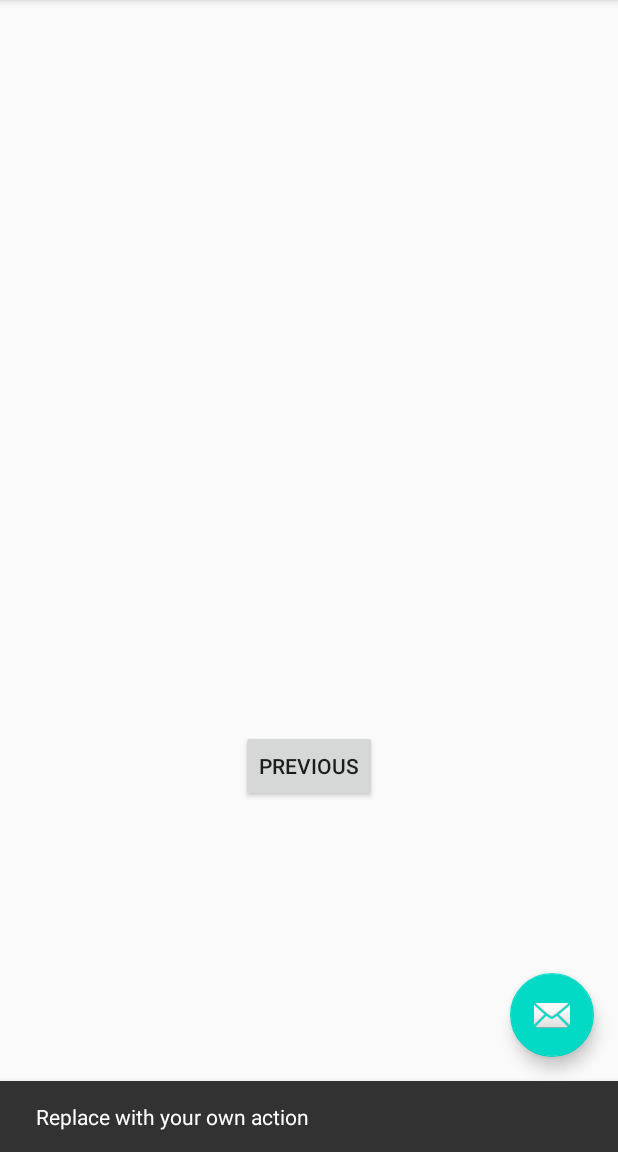
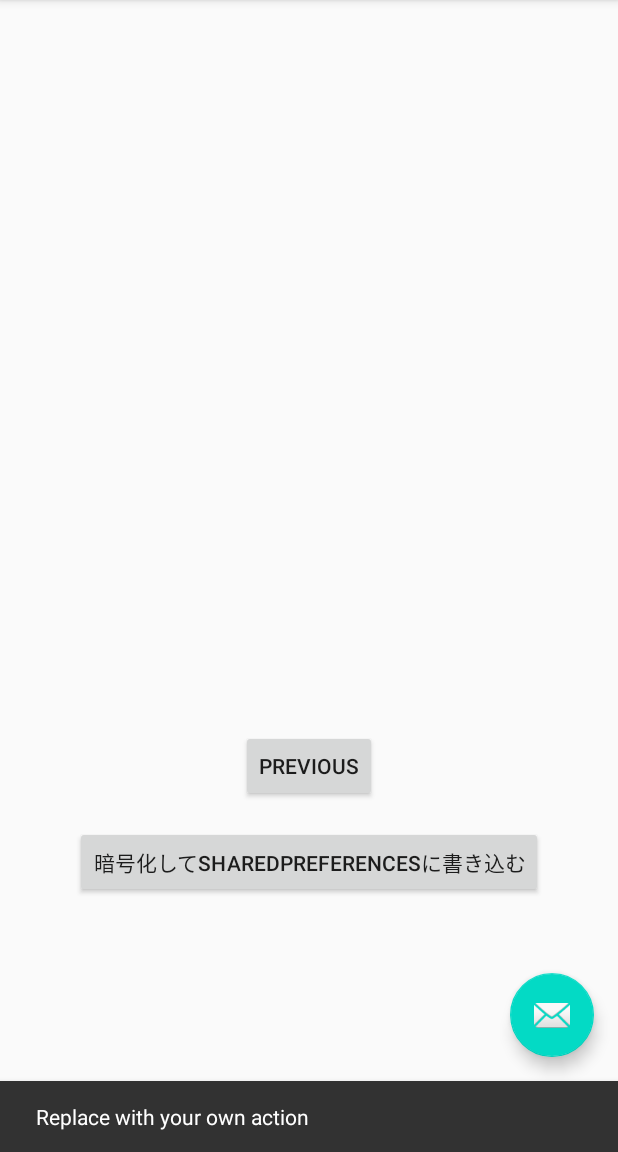
Before and after one commit to kyam3235/SecuritySample, an Android app: the SecondFragment screen opened through its navigation route, after a tap on an icon or button, on a phone screen of 412 x 824 dp, the part 84-1236 px from its top. Run offline under Robolectric (Android 15) with nearby library versions, the phone set to English and light mode, and no system bars.

Commit message:
暗号化してSharedPreferencesへ書き込めるよう変更

```diff
--- a/SecuritySample/app/src/main/res/layout/fragment_second.xml
+++ b/SecuritySample/app/src/main/res/layout/fragment_second.xml
@@ -24,4 +24,14 @@
         app:layout_constraintEnd_toEndOf="parent"
         app:layout_constraintStart_toStartOf="parent"
         app:layout_constraintTop_toBottomOf="@id/textview_second" />
+
+    <Button
+        android:id="@+id/button_write_encrypted_shared_preferences"
+        android:layout_width="wrap_content"
+        android:layout_height="wrap_content"
+        android:layout_marginTop="16dp"
+        android:text="@string/write_encrypted_shared_preferences"
+        app:layout_constraintEnd_toEndOf="parent"
+        app:layout_constraintStart_toStartOf="parent"
+        app:layout_constraintTop_toBottomOf="@+id/button_second" />
 </androidx.constraintlayout.widget.ConstraintLayout>
--- a/SecuritySample/app/src/main/res/values/strings.xml
+++ b/SecuritySample/app/src/main/res/values/strings.xml
@@ -11,4 +11,5 @@
     <string name="hello_second_fragment">Hello second fragment. Arg: %1$s</string>
     <string name="create_encrypted_file">暗号化ファイルの作成</string>
     <string name="read_encrypted_file">暗号化ファイルの読み込み</string>
+    <string name="write_encrypted_shared_preferences">暗号化してSharedPreferencesに書き込む</string>
 </resources>
```
Also changed, not shown: SecuritySample/app/src/main/java/jp/kyamlab/securitysample/SecondFragment.kt (+26 -0 lines).
